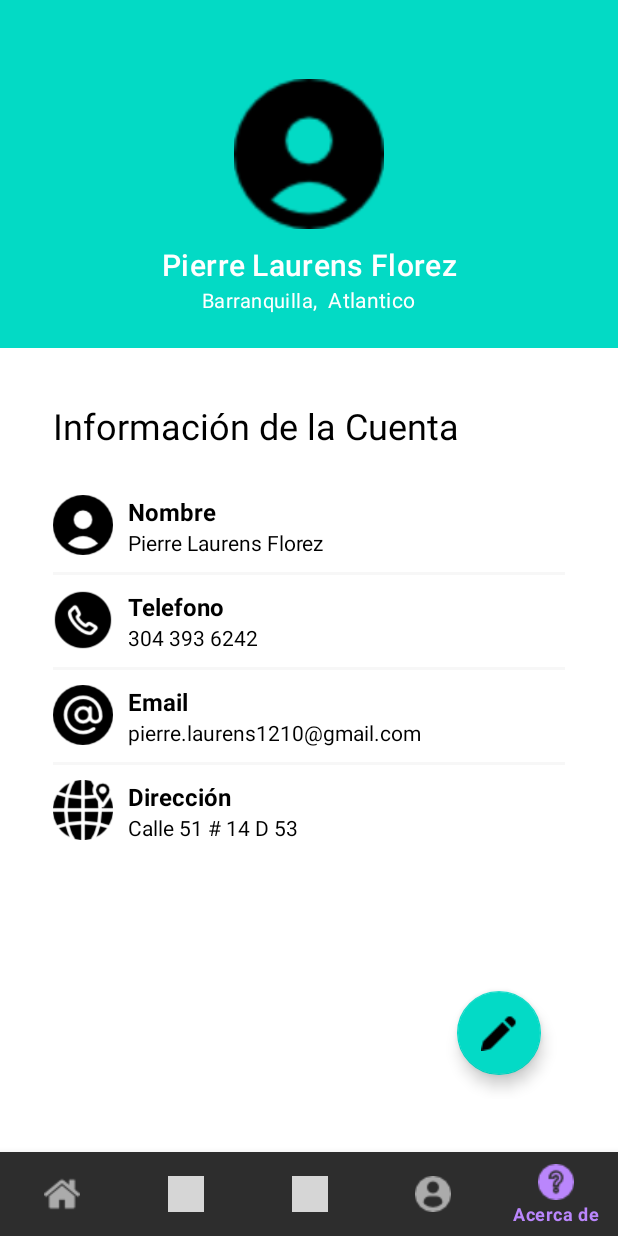
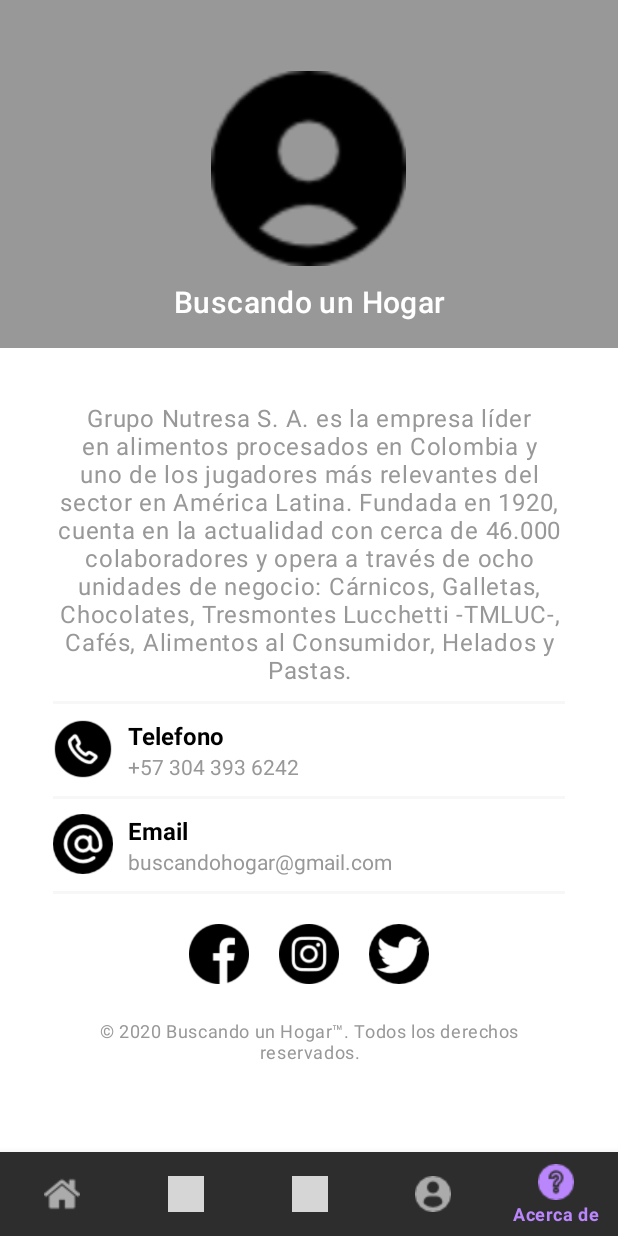
Before and after one commit to GhostHunter13/BuscandoHogar, an Android app: the PrincipalActivity screen opened directly, with no data from a screen before it, item 5 of the bottom bar chosen, on a phone screen of 412 x 824 dp. Run offline under Robolectric (Android 15) with nearby library versions, the phone set to English and light mode, and no system bars; grey boxes are pictures that could not be loaded.

Commit message:
Creo interfaz fragment about us

```diff
--- a/app/src/main/java/com/example/buscandohogar/PrincipalActivity.java
+++ b/app/src/main/java/com/example/buscandohogar/PrincipalActivity.java
@@ -16,6 +16,7 @@ import androidx.recyclerview.widget.RecyclerView;
 
 import com.example.buscandohogar.adapters.AnimalAdapter;
 import com.example.buscandohogar.classes.Animal;
+import com.example.buscandohogar.fragments.AboutusFragment;
 import com.example.buscandohogar.fragments.AnimalesFragment;
 import com.example.buscandohogar.fragments.ProfileFragment;
 import com.google.android.material.bottomnavigation.BottomNavigationView;
@@ -61,6 +62,7 @@ public class PrincipalActivity extends AppCompatActivity {
                         setFragment(new ProfileFragment());
                         return true;
                     case R.id.aboutusIcon:
+                        setFragment(new AboutusFragment());
                         return true;
                     default:
                         return false;
--- /dev/null
+++ b/app/src/main/java/com/example/buscandohogar/fragments/AboutusFragment.java
@@ -0,0 +1,28 @@
+package com.example.buscandohogar.fragments;
+
+import android.os.Bundle;
+
+import androidx.fragment.app.Fragment;
+
+import android.view.LayoutInflater;
+import android.view.View;
+import android.view.ViewGroup;
+
+import com.example.buscandohogar.R;
+
+public class AboutusFragment extends Fragment {
+
+    public AboutusFragment() {
+    }
+
+    @Override
+    public void onCreate(Bundle savedInstanceState) {
+        super.onCreate(savedInstanceState);
+    }
+
+    @Override
+    public View onCreateView(LayoutInflater inflater, ViewGroup container,
+                             Bundle savedInstanceState) {
+        return inflater.inflate(R.layout.fragment_aboutus, container, false);
+    }
+}
--- /dev/null
+++ b/app/src/main/res/layout/fragment_aboutus.xml
@@ -0,0 +1,185 @@
+<?xml version="1.0" encoding="utf-8"?>
+<FrameLayout xmlns:android="http://schemas.android.com/apk/res/android"
+    xmlns:tools="http://schemas.android.com/tools"
+    android:layout_width="match_parent"
+    android:layout_height="match_parent"
+    tools:context=".fragments.AboutusFragment">
+
+    <LinearLayout
+        android:layout_width="match_parent"
+        android:layout_height="match_parent"
+        android:weightSum="3"
+        android:background="@color/colorWhite"
+        android:orientation="vertical">
+
+        <!--  Layout con imagen   -->
+
+        <LinearLayout
+            android:layout_width="match_parent"
+            android:layout_height="0dp"
+            android:layout_weight="1"
+            android:background="@color/gray"
+            android:orientation="vertical"
+            android:gravity="center">
+
+            <!-- Debe ir el logo -->
+            <ImageView
+                android:id="@+id/imgProfile"
+                android:layout_marginTop="30dp"
+                android:layout_marginBottom="10dp"
+                android:layout_width="130dp"
+                android:layout_height="130dp"
+                android:src="@drawable/perfil"/>
+
+            <TextView
+                android:id="@+id/txtName"
+                android:gravity="center"
+                android:layout_width="match_parent"
+                android:layout_height="wrap_content"
+                android:textSize="20sp"
+                android:textAppearance="?attr/textAppearanceHeadline6"
+                android:text="Buscando un Hogar"/>
+
+        </LinearLayout>
+
+        <!-- Sobre Buscando un hogar  -->
+
+        <LinearLayout
+            android:layout_width="match_parent"
+            android:layout_height="0dp"
+            android:layout_weight="2"
+            android:layout_margin="35dp"
+            android:orientation="vertical">
+
+<!--            <TextView-->
+<!--                android:textColor="@color/colorBlack"-->
+<!--                android:layout_width="match_parent"-->
+<!--                android:layout_height="wrap_content"-->
+<!--                android:gravity="center"-->
+<!--                android:text="Sobre Buscando un Hogar"-->
+<!--                android:layout_marginBottom="20dp"-->
+<!--                android:textAppearance="?attr/textAppearanceHeadline6"/>-->
+
+            <TextView
+                android:layout_width="match_parent"
+                android:layout_height="wrap_content"
+                android:layout_marginBottom="10dp"
+                android:textColor="@color/gray"
+                android:textAppearance="?attr/textAppearanceBody1"
+                android:gravity="center"
+                android:text="@string/descriptionApp"/>
+
+            <View style="@style/proifleDetailsView"/>
+
+            <RelativeLayout style="@style/styleRelativeLayout">
+
+                <ImageView
+                    android:id="@+id/imgPhoneApp"
+                    android:src="@drawable/phon"
+                    style="@style/styleImageProfile"/>
+
+                <LinearLayout
+                    android:layout_width="wrap_content"
+                    android:layout_height="wrap_content"
+                    android:orientation="vertical"
+                    android:layout_toRightOf="@+id/imgPhoneApp">
+
+                    <TextView
+                        android:id="@+id/txtMainPhoneText"
+                        android:layout_width="wrap_content"
+                        android:layout_height="wrap_content"
+                        android:text="Telefono"
+                        style="@style/styleMainText"/>
+
+                    <TextView
+                        android:id="@+id/txtMainDescPhoneText"
+                        android:textColor="@color/gray"
+                        android:layout_width="wrap_content"
+                        android:layout_height="wrap_content"
+                        android:layout_alignParentBottom="false"
+                        android:text="+57 304 393 6242"
+                        style="@style/styleDescText"/>
+                </LinearLayout>
+
+            </RelativeLayout>
+
+            <View style="@style/proifleDetailsView"/>
+
+            <RelativeLayout style="@style/styleRelativeLayout">
+
+                <ImageView
+                    android:id="@+id/imgEmailApp"
+                    android:src="@drawable/arroba"
+                    style="@style/styleImageProfile"/>
+
+                <LinearLayout
+                    android:layout_width="wrap_content"
+                    android:layout_height="wrap_content"
+                    android:orientation="vertical"
+                    android:layout_toRightOf="@+id/imgEmailApp">
+
+                    <TextView
+                        android:id="@+id/txtMainEmailText"
+                        android:layout_width="wrap_content"
+                        android:layout_height="wrap_content"
+                        android:text="Email"
+                        style="@style/styleMainText"/>
+
+                    <TextView
+                        android:id="@+id/txtMainDescEmailText"
+                        android:textColor="@color/gray"
+                        android:layout_width="wrap_content"
+                        android:layout_height="wrap_content"
+                        android:layout_alignParentBottom="false"
+                        android:text="buscandohogar@gmail.com"
+                        style="@style/styleDescText"/>
+                </LinearLayout>
+
+            </RelativeLayout>
+
+            <View style="@style/proifleDetailsView"/>
+
+            <LinearLayout
+                android:layout_height="wrap_content"
+                android:layout_width="match_parent"
+                android:layout_marginTop="20dp"
+                android:gravity="center">
+
+                <ImageView
+                    android:id="@+id/imgFacebookApp"
+                    android:src="@drawable/facebook_icon"
+                    style="@style/styleSocialMedia"/>
+
+                <ImageView
+                    android:id="@+id/imgInstagramApp"
+                    android:src="@drawable/instagram_icon"
+                    style="@style/styleSocialMedia"/>
+
+                <ImageView
+                    android:id="@+id/imgTwitterApp"
+                    android:src="@drawable/twitter_icon"
+                    style="@style/styleSocialMedia"/>
+
+            </LinearLayout>
+
+            <LinearLayout
+                android:layout_width="match_parent"
+                android:layout_height="match_parent">
+
+                <TextView
+                    android:layout_width="match_parent"
+                    android:layout_height="match_parent"
+                    android:gravity="center"
+                    android:textColor="@color/gray"
+                    android:textAppearance="?attr/textAppearanceCaption"
+                    android:text="@string/allRightsReserved" />
+
+            </LinearLayout>
+
+
+
+        </LinearLayout>
+
+    </LinearLayout>
+
+</FrameLayout>
--- a/app/src/main/res/layout/layout_card_animal.xml
+++ b/app/src/main/res/layout/layout_card_animal.xml
@@ -19,12 +19,53 @@
             android:layout_height="wrap_content"
             android:orientation="vertical">
 
+            <!-- Profile quien subió el animal -->
+
+            <RelativeLayout style="@style/styleRelativeLayout">
+
+                <ImageView
+                    android:id="@+id/imgProfileAddAnimal"
+                    android:src="@drawable/profile"
+                    android:layout_marginLeft="5dp"
+                    style="@style/styleImageProfile"/>
+
+                <LinearLayout
+                    android:layout_width="wrap_content"
+                    android:layout_height="wrap_content"
+                    android:orientation="vertical"
+                    android:layout_toRightOf="@+id/imgProfileAddAnimal">
+
+                    <TextView
+                        android:id="@+id/txtMainNameText"
+                        android:layout_width="wrap_content"
+                        android:layout_height="wrap_content"
+                        android:text="Pierre Laurens Florez"
+                        style="@style/styleMainText"/>
+
+                    <TextView
+                        android:id="@+id/txtMainDescNameText"
+                        android:textColor="@color/colorBlack"
+                        android:layout_width="wrap_content"
+                        android:layout_height="wrap_content"
+                        android:layout_alignParentBottom="false"
+                        android:text="Barranquilla"
+                        style="@style/styleDescText"/>
+                </LinearLayout>
+
+            </RelativeLayout>
+
+            <!-- Separador -->
+            <View android:layout_width="match_parent"
+                android:layout_height="1dp"
+                android:background="@color/gray" />
+
             <!-- Imagen Animal-->
             <ImageView
                 android:id="@+id/imgAnimal"
+                android:layout_margin="5dp"
                 android:layout_width="match_parent"
+                android:scaleType="centerCrop"
                 android:layout_height="194dp"
-                android:scaleType="centerCrop"
                 android:contentDescription="Foto Animal"
                 android:src="@drawable/perro_modelo"/>
 
--- a/app/src/main/res/values/colors.xml
+++ b/app/src/main/res/values/colors.xml
@@ -14,4 +14,7 @@
     <color name="blackTextColor">#000</color>
     <color name="profileEditTextColor">#707070</color>
 
+    <!-- Colores varios -->
+    <color name="gray">#989898</color>
+
 </resources>
--- a/app/src/main/res/values/strings.xml
+++ b/app/src/main/res/values/strings.xml
@@ -2,4 +2,12 @@
     <string name="app_name">BuscandoHogar</string>
     <!-- TODO: Remove or change this placeholder text -->
     <string name="hello_blank_fragment">Hello blank fragment</string>
+
+    <!-- Strings for labels, textView and more.   -->
+    <string name="descriptionApp">Grupo Nutresa S. A. es la empresa líder en alimentos procesados en Colombia y uno de los jugadores más relevantes del sector en América Latina.
+        Fundada en 1920, cuenta en la actualidad con cerca de 46.000 colaboradores y opera a través de ocho unidades de negocio: Cárnicos, Galletas, Chocolates, Tresmontes Lucchetti -TMLUC-,
+        Cafés, Alimentos al Consumidor, Helados y Pastas.</string>
+
+    <string name="allRightsReserved">© 2020 Buscando un Hogar™. Todos los derechos reservados.</string>
+
 </resources>
--- a/app/src/main/res/values/styles.xml
+++ b/app/src/main/res/values/styles.xml
@@ -47,5 +47,14 @@
         <item name="android:layout_marginTop">10dp</item>
     </style>
 
+    <style name="styleSocialMedia">
+        <item name="android:layout_width">40dp</item>
+        <item name="android:layout_height">40dp</item>
+        <item name="android:layout_marginLeft">10dp</item>
+        <item name="android:layout_marginRight">10dp</item>
+        <item name="android:layout_alignParentTop">true</item>
+        <item name="android:layout_alignParentLeft">true</item>
+    </style>
+
 
 </resources>
```
Also changed, not shown: app/src/main/res/drawable/facebook_icon.png (added), app/src/main/res/drawable/instagram_icon.png (added), app/src/main/res/drawable/profileadd.png (added), app/src/main/res/drawable/profileadd1.jpg (added), app/src/main/res/drawable/twitter_icon.png (added).
